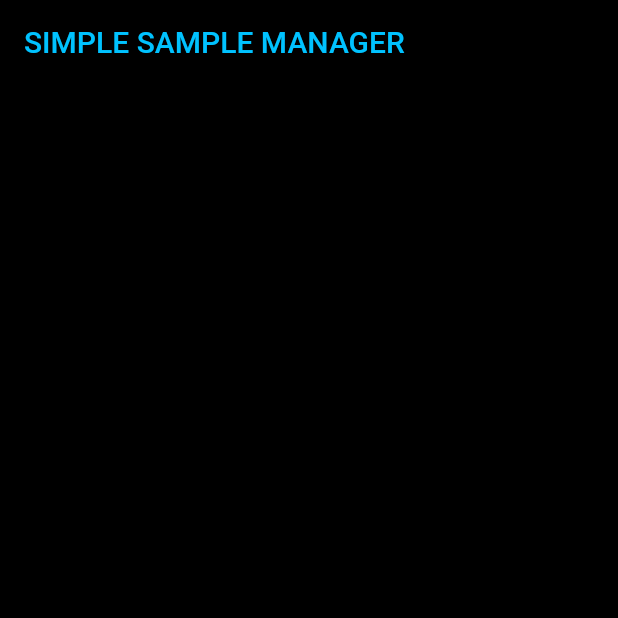
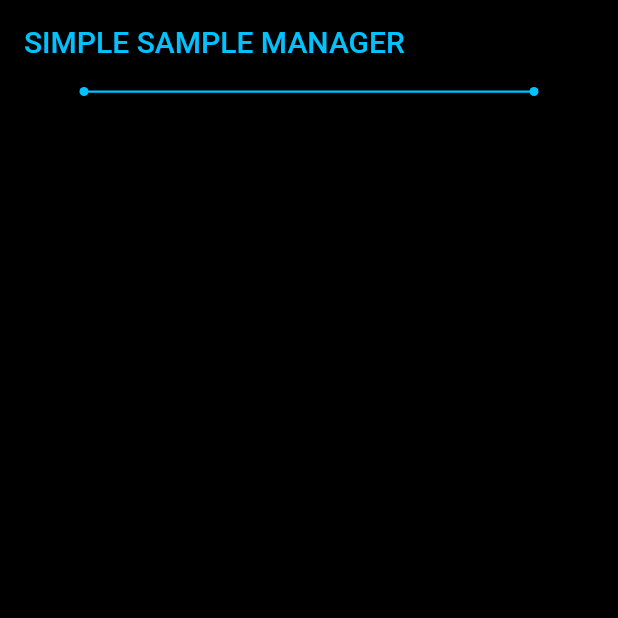
Before and after one commit to mxmx-wsus/simple_sample_manager, a Flutter app: the screen it shows after launch, on a phone screen of 412 x 824 dp, the top half of it. Run offline on Flutter 3.47's test engine with Material 2 defaults, Android fonts, the phone set to English and light mode, and no system bars; our stand-ins replace google_fonts; Roboto replaces fonts that are missing (Jura).

```diff
--- a/lib/view/top_page.dart
+++ b/lib/view/top_page.dart
@@ -1,4 +1,5 @@
 import 'package:flutter/material.dart';
+import 'package:simple_sample_manager/constant/separate_line.dart';
 
 class MyHomePage extends StatefulWidget {
   const MyHomePage({super.key, required this.title});
@@ -25,6 +26,11 @@ class _MyHomePageState extends State<MyHomePage> {
           ),
           backgroundColor: Colors.black,
         ),
-        body: const Text('SIMPLE SAMPLE MANAGER'));
+        body: Center(
+            child: Column(children: [
+          CustomPaint(
+            painter: SeparateLine(),
+          ),
+        ])));
   }
 }
```
Also changed, not shown: lib/constant/separate_line.dart (added, +29 -0 lines).
